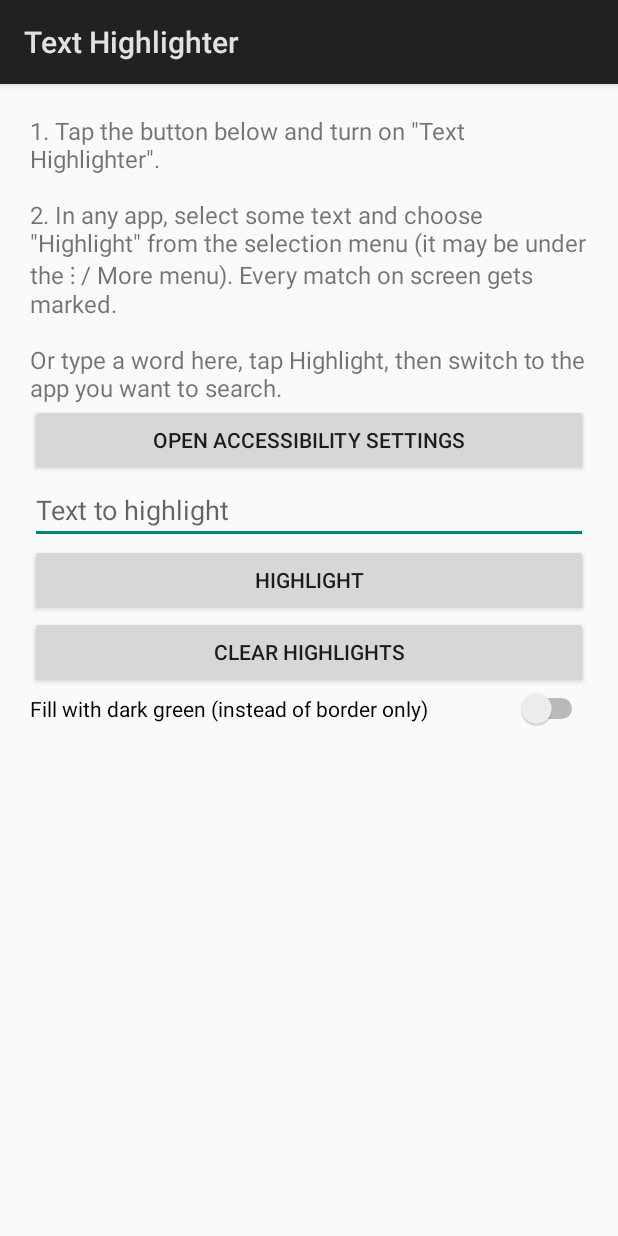
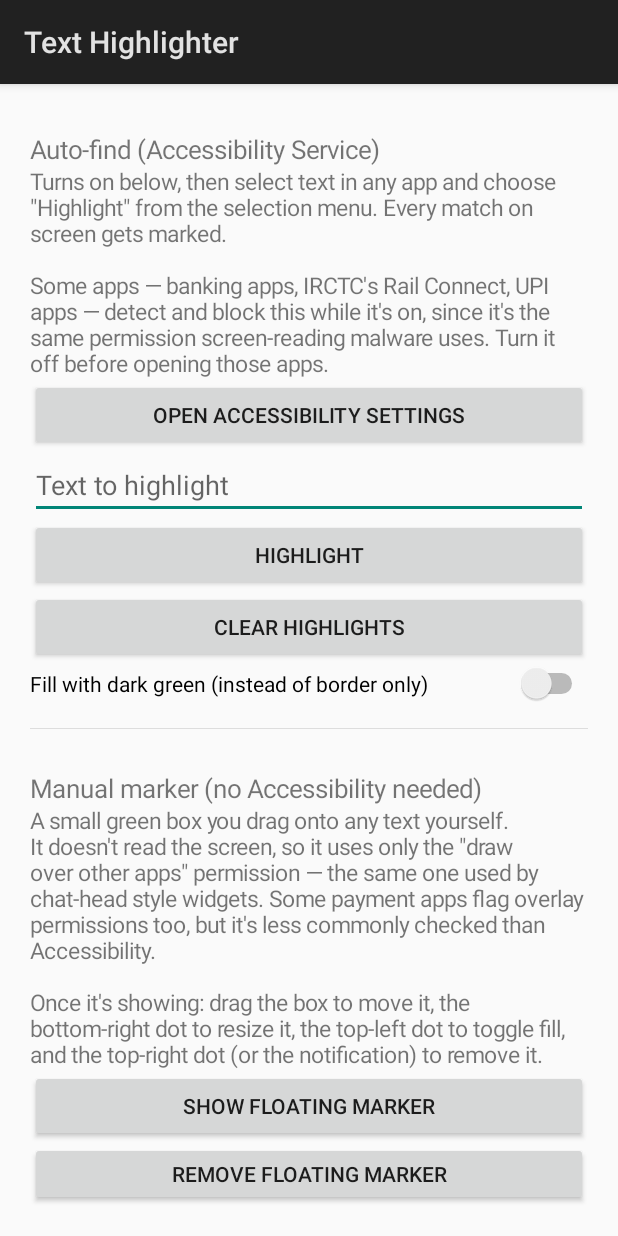
Before and after one commit to sambhavbardia/Texthighlighter, an Android app: the screen it shows after launch (MainActivity), on a phone screen of 412 x 824 dp. Run offline under Robolectric (Android 15) with nearby library versions, the phone set to English and light mode, and no system bars.

Commit message:
Initial commit from Pack2Git

```diff
--- a/app/src/main/java/com/example/texthighlighter/MainActivity.kt
+++ b/app/src/main/java/com/example/texthighlighter/MainActivity.kt
@@ -1,9 +1,15 @@
 package com.example.texthighlighter
 
+import android.Manifest
 import android.app.Activity
 import android.content.Intent
+import android.content.pm.PackageManager
+import android.net.Uri
+import android.os.Build
 import android.os.Bundle
 import android.provider.Settings
+import android.view.Gravity
+import android.view.View
 import android.view.inputmethod.InputMethodManager
 import android.widget.Button
 import android.widget.EditText
@@ -13,6 +19,10 @@ import android.widget.TextView
 import android.widget.Toast
 
 class MainActivity : Activity() {
+
+    private val overlayPermissionCode = 100
+    private val notifPermissionCode = 101
+
     override fun onCreate(savedInstanceState: Bundle?) {
         super.onCreate(savedInstanceState)
         val prefs = getSharedPreferences("prefs", MODE_PRIVATE)
@@ -20,12 +30,16 @@ class MainActivity : Activity() {
 
         val root = LinearLayout(this).apply { orientation = LinearLayout.VERTICAL; setPadding(pad, pad, pad, pad) }
 
+        // ---- Mode 1: automatic, Accessibility-based highlighting ----
+        root.addView(sectionTitle("Auto-find (Accessibility Service)"))
+
         root.addView(TextView(this).apply {
-            textSize = 16f
-            text = "1. Tap the button below and turn on \"Text Highlighter\".\n\n" +
-                "2. In any app, select some text and choose \"Highlight\" from the selection menu " +
-                "(it may be under the ⋮ / More menu). Every match on screen gets marked.\n\n" +
-                "Or type a word here, tap Highlight, then switch to the app you want to search."
+            textSize = 15f
+            text = "Turns on below, then select text in any app and choose \"Highlight\" from the " +
+                "selection menu. Every match on screen gets marked.\n\n" +
+                "Some apps — banking apps, IRCTC's Rail Connect, UPI apps — detect and block this " +
+                "while it's on, since it's the same permission screen-reading malware uses. " +
+                "Turn it off before opening those apps."
         })
 
         root.addView(Button(this).apply {
@@ -59,6 +73,71 @@ class MainActivity : Activity() {
             setOnCheckedChangeListener { _, on -> prefs.edit().putBoolean("fill", on).apply() }
         })
 
+        // ---- Mode 2: manual floating marker, overlay permission only ----
+        root.addView(divider())
+        root.addView(sectionTitle("Manual marker (no Accessibility needed)"))
+
+        root.addView(TextView(this).apply {
+            textSize = 15f
+            text = "A small green box you drag onto any text yourself. It doesn't read the screen, " +
+                "so it uses only the \"draw over other apps\" permission — the same one used by " +
+                "chat-head style widgets. Some payment apps flag overlay permissions too, but it's " +
+                "less commonly checked than Accessibility.\n\n" +
+                "Once it's showing: drag the box to move it, the bottom-right dot to resize it, the " +
+                "top-left dot to toggle fill, and the top-right dot (or the notification) to remove it."
+        })
+
+        root.addView(Button(this).apply {
+            text = "Show floating marker"
+            setOnClickListener { requestOverlayThenStart() }
+        })
+
+        root.addView(Button(this).apply {
+            text = "Remove floating marker"
+            setOnClickListener {
+                startService(Intent(this@MainActivity, OverlayMarkerService::class.java).setAction(OverlayMarkerService.ACTION_STOP))
+            }
+        })
+
         setContentView(root)
     }
+
+    private fun sectionTitle(text: String) = TextView(this).apply {
+        this.text = text
+        textSize = 17f
+        setPadding(0, (12 * resources.displayMetrics.density).toInt(), 0, 0)
+    }
+
+    private fun divider() = View(this).apply {
+        val h = (1 * resources.displayMetrics.density).toInt()
+        layoutParams = LinearLayout.LayoutParams(LinearLayout.LayoutParams.MATCH_PARENT, h).apply {
+            topMargin = (16 * resources.displayMetrics.density).toInt()
+            bottomMargin = topMargin
+        }
+        setBackgroundColor(0xFFDDDDDD.toInt())
+    }
+
+    private fun requestOverlayThenStart() {
+        if (!Settings.canDrawOverlays(this)) {
+            Toast.makeText(this, "Allow \"display over other apps\", then come back and tap this again", Toast.LENGTH_LONG).show()
+            startActivityForResult(
+                Intent(Settings.ACTION_MANAGE_OVERLAY_PERMISSION, Uri.parse("package:$packageName")),
+                overlayPermissionCode
+            )
+            return
+        }
+        if (Build.VERSION.SDK_INT >= 33 &&
+            checkSelfPermission(Manifest.permission.POST_NOTIFICATIONS) != PackageManager.PERMISSION_GRANTED
+        ) {
+            requestPermissions(arrayOf(Manifest.permission.POST_NOTIFICATIONS), notifPermissionCode)
+        }
+        startForegroundService(Intent(this, OverlayMarkerService::class.java))
+    }
+
+    override fun onActivityResult(requestCode: Int, resultCode: Int, data: Intent?) {
+        super.onActivityResult(requestCode, resultCode, data)
+        if (requestCode == overlayPermissionCode && Settings.canDrawOverlays(this)) {
+            requestOverlayThenStart()
+        }
+    }
 }
```
Also changed, not shown: app/src/main/AndroidManifest.xml (+16 -0 lines), app/src/main/java/com/example/texthighlighter/MarkerBoxView.kt (added, +122 -0 lines), app/src/main/java/com/example/texthighlighter/OverlayMarkerService.kt (added, +88 -0 lines), 1 other file.
